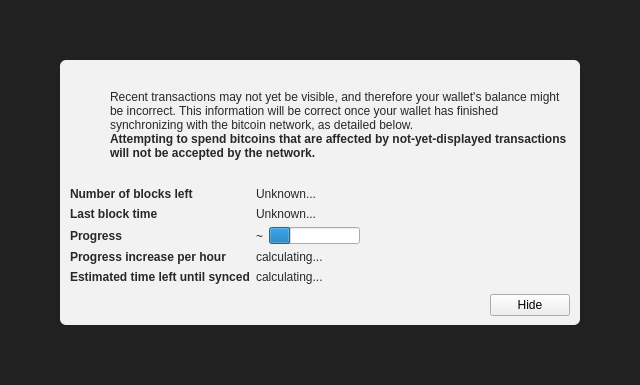
Qt form src/qt/forms/modaloverlay.ui (CoinBitCore/test-coinbit) before a commit.
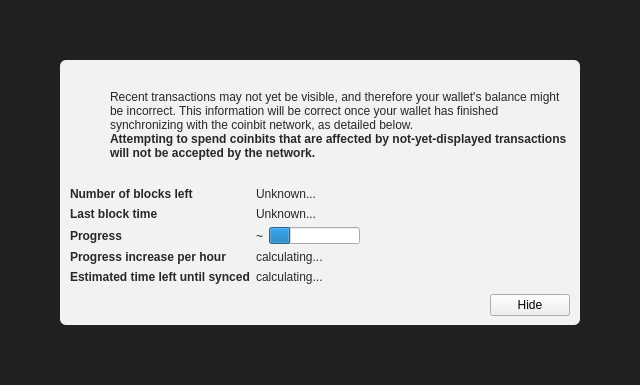
The same form after that commit. Icons and pictures are not drawn. Custom widgets are drawn as their Qt base class.

What changed in the file:
```diff
--- a/src/qt/forms/modaloverlay.ui
+++ b/src/qt/forms/modaloverlay.ui
@@ -130,7 +130,7 @@
              <item>
               <widget class="QLabel" name="infoText">
                <property name="text">
-                <string>Recent transactions may not yet be visible, and therefore your wallet's balance might be incorrect. This information will be correct once your wallet has finished synchronizing with the bitcoin network, as detailed below.</string>
+                <string>Recent transactions may not yet be visible, and therefore your wallet's balance might be incorrect. This information will be correct once your wallet has finished synchronizing with the coinbit network, as detailed below.</string>
                </property>
                <property name="textFormat">
                 <enum>Qt::RichText</enum>
@@ -149,7 +149,7 @@
                 </font>
                </property>
                <property name="text">
-                <string>Attempting to spend bitcoins that are affected by not-yet-displayed transactions will not be accepted by the network.</string>
+                <string>Attempting to spend coinbits that are affected by not-yet-displayed transactions will not be accepted by the network.</string>
                </property>
                <property name="textFormat">
                 <enum>Qt::RichText</enum>
```
